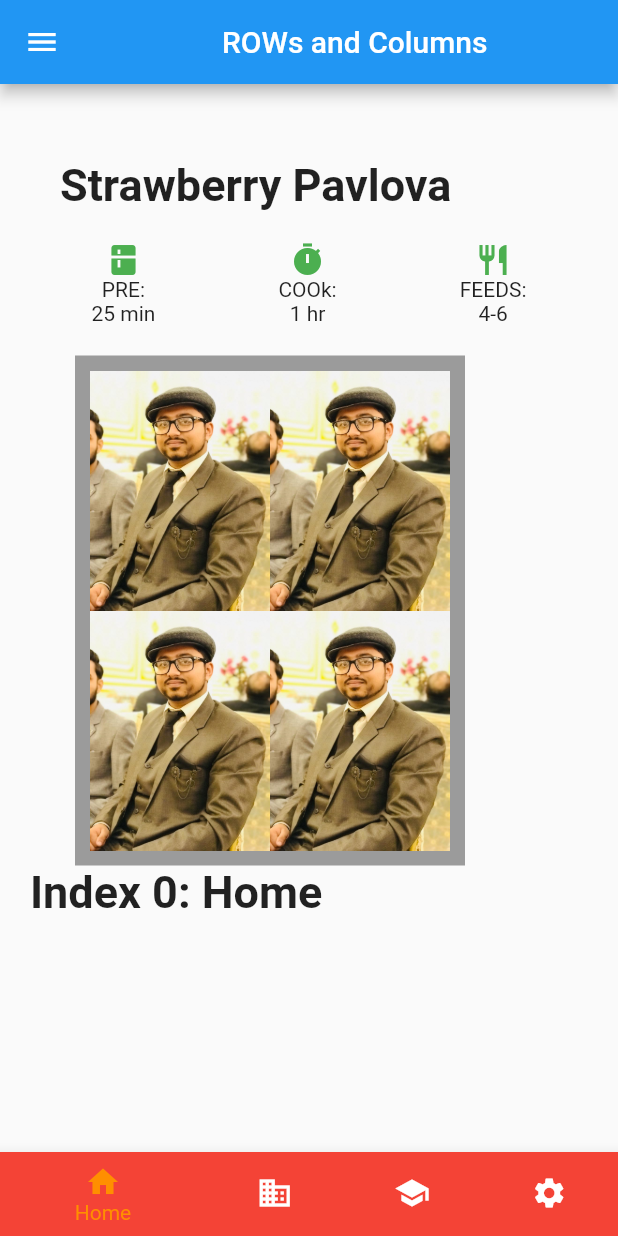
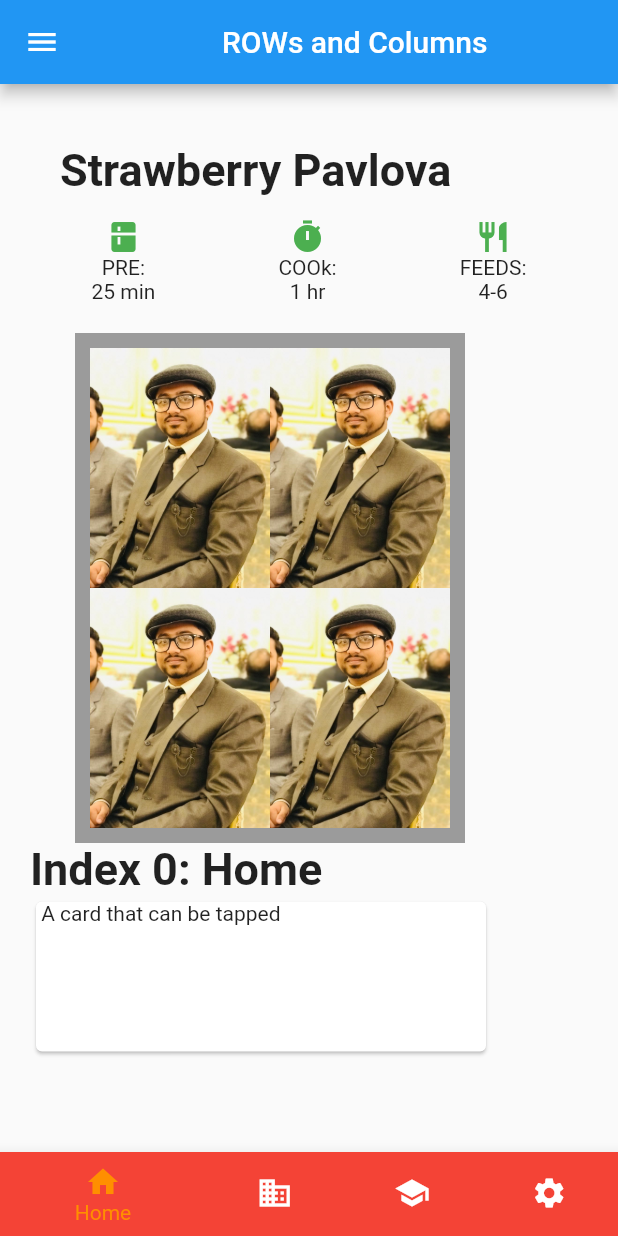
Before and after one commit to MUmerYasin/flutter_course02, a Flutter app: the screen it shows after launch, on a phone screen of 412 x 824 dp. Run offline on Flutter 3.47's test engine with Material 2 defaults, Android fonts, the phone set to English and light mode, and no system bars.

Commit message:
Add Card widget

```diff
--- a/lib/nested_row_column.dart
+++ b/lib/nested_row_column.dart
@@ -128,7 +128,7 @@ class _MyHomePageState2 extends State<MyHomePage2> {
               Row(
                 children: [
                   Container(
-                    padding: const EdgeInsets.all(20.0),
+                    padding: const EdgeInsets.only(top: 10.0, left:20.0, right: 20.0, bottom: 15.0),
                     child: const Text(
                       'Strawberry Pavlova',
                       textAlign: TextAlign.center,
@@ -222,11 +222,57 @@ class _MyHomePageState2 extends State<MyHomePage2> {
                   ),
                 ],
               ),
-               Row(
-                 children: [
+              Row(
+                 children: [ // check index value of bottom Navigation bar
                    _widgetOptions.elementAt(_selectedIndex),
                  ],
                ),
+              Row(
+                children: [
+                  Card(
+                    child: InkWell(
+                      //InkWell= When tapped this Card's InkWell displays an "ink splash" that fills the entire card.
+                      splashColor: Colors.blue.withAlpha(30),
+                      onTap: () {
+                          print('Card tapped.');
+                      },
+                      child: const SizedBox(
+                        // padding :EdgeInset.all(15.0),
+                        width: 300,
+                        height: 100,
+                        child: Text(' A card that can be tapped'),
+                      ),
+                    ),
+                  ),
+                  // Card(
+                  //   child: Column(
+                  //     mainAxisSize: MainAxisSize.min,
+                  //     children: <Widget>[
+                  //       const ListTile(
+                  //         leading: Icon(Icons.album),
+                  //         title: Text('The Enchanted Nightingale'),
+                  //         subtitle: Text('Music by Julie Gable. Lyrics by Sidney Stein.'),
+                  //       ),
+                  //       Row(
+                  //         mainAxisAlignment: MainAxisAlignment.end,
+                  //         children: <Widget>[
+                  //           TextButton(
+                  //             child: const Text('BUY TICKETS'),
+                  //             onPressed: () { /* ... */ },
+                  //           ),
+                  //           const SizedBox(width: 8),
+                  //           TextButton(
+                  //             child: const Text('LISTEN'),
+                  //             onPressed: () { /* ... */ },
+                  //           ),
+                  //           const SizedBox(width: 8),
+                  //         ],
+                  //       ),
+                  //     ],
+                  //   ),
+                  // ),
+                ],
+              ),
             ],
           ),
         ),
```
